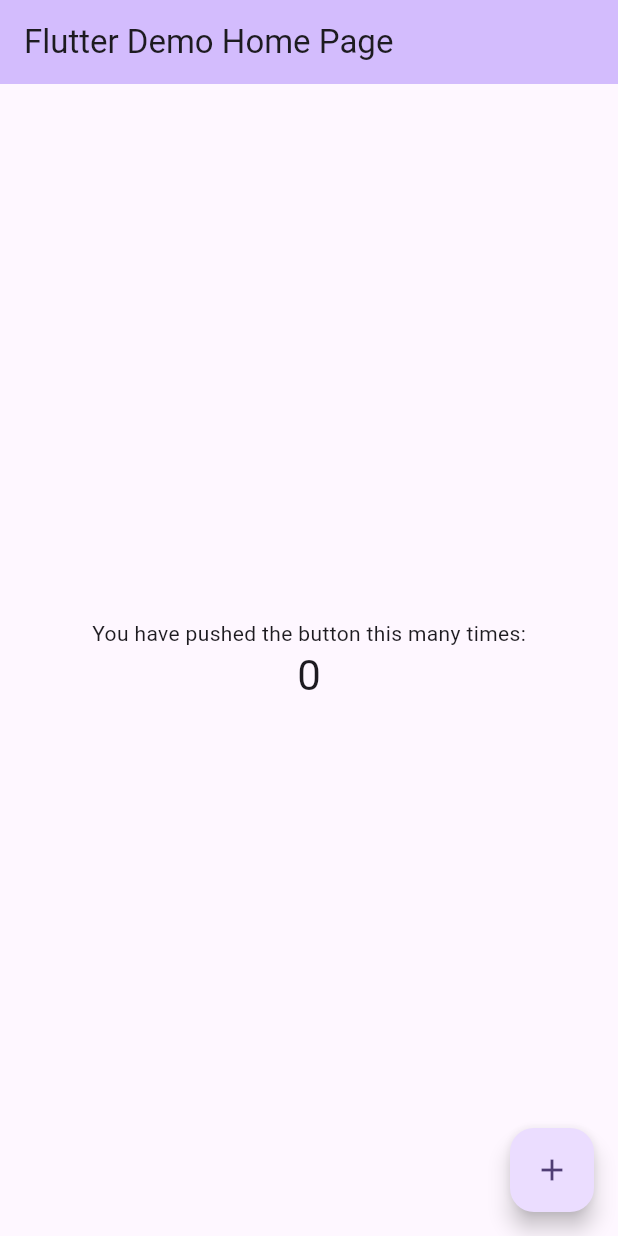
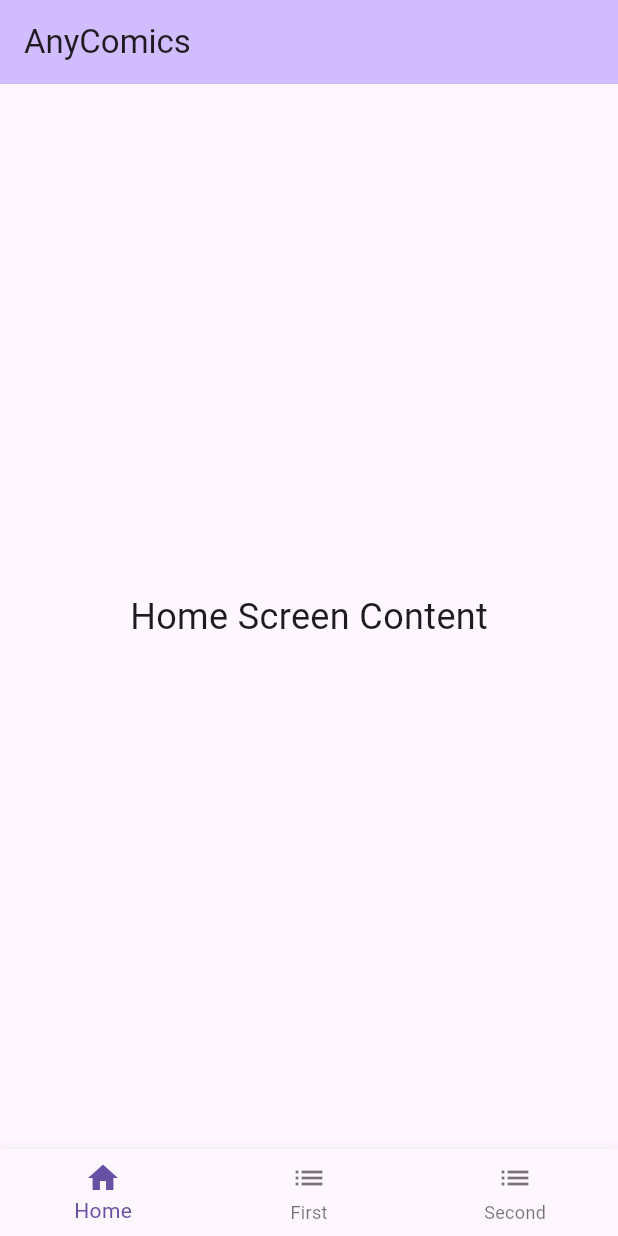
Before and after one commit to IhsanSonz/anycomics, a Flutter app: the screen it shows after launch, on a phone screen of 412 x 824 dp. Run offline on Flutter 3.47's test engine with Material 3 defaults, Android fonts, the light colour scheme and no system bars.

Commit message:
feat: adding bottom nav

```diff
--- a/lib/main.dart
+++ b/lib/main.dart
@@ -1,122 +1,7 @@
 import 'package:flutter/material.dart';
+
+import 'package:anycomics/src/app.dart';
 
 void main() {
   runApp(const MyApp());
 }
-
-class MyApp extends StatelessWidget {
-  const MyApp({super.key});
-
-  // This widget is the root of your application.
-  @override
-  Widget build(BuildContext context) {
-    return MaterialApp(
-      title: 'Flutter Demo',
-      theme: ThemeData(
-        // This is the theme of your application.
-        //
-        // TRY THIS: Try running your application with "flutter run". You'll see
-        // the application has a purple toolbar. Then, without quitting the app,
-        // try changing the seedColor in the colorScheme below to Colors.green
-        // and then invoke "hot reload" (save your changes or press the "hot
-        // reload" button in a Flutter-supported IDE, or press "r" if you used
-        // the command line to start the app).
-        //
-        // Notice that the counter didn't reset back to zero; the application
-        // state is not lost during the reload. To reset the state, use hot
-        // restart instead.
-        //
-        // This works for code too, not just values: Most code changes can be
-        // tested with just a hot reload.
-        colorScheme: ColorScheme.fromSeed(seedColor: Colors.deepPurple),
-      ),
-      home: const MyHomePage(title: 'Flutter Demo Home Page'),
-    );
-  }
-}
-
-class MyHomePage extends StatefulWidget {
-  const MyHomePage({super.key, required this.title});
-
-  // This widget is the home page of your application. It is stateful, meaning
-  // that it has a State object (defined below) that contains fields that affect
-  // how it looks.
-
-  // This class is the configuration for the state. It holds the values (in this
-  // case the title) provided by the parent (in this case the App widget) and
-  // used by the build method of the State. Fields in a Widget subclass are
-  // always marked "final".
-
-  final String title;
-
-  @override
-  State<MyHomePage> createState() => _MyHomePageState();
-}
-
-class _MyHomePageState extends State<MyHomePage> {
-  int _counter = 0;
-
-  void _incrementCounter() {
-    setState(() {
-      // This call to setState tells the Flutter framework that something has
-      // changed in this State, which causes it to rerun the build method below
-      // so that the display can reflect the updated values. If we changed
-      // _counter without calling setState(), then the build method would not be
-      // called again, and so nothing would appear to happen.
-      _counter++;
-    });
-  }
-
-  @override
-  Widget build(BuildContext context) {
-    // This method is rerun every time setState is called, for instance as done
-    // by the _incrementCounter method above.
-    //
-    // The Flutter framework has been optimized to make rerunning build methods
-    // fast, so that you can just rebuild anything that needs updating rather
-    // than having to individually change instances of widgets.
-    return Scaffold(
-      appBar: AppBar(
-        // TRY THIS: Try changing the color here to a specific color (to
-        // Colors.amber, perhaps?) and trigger a hot reload to see the AppBar
-        // change color while the other colors stay the same.
-        backgroundColor: Theme.of(context).colorScheme.inversePrimary,
-        // Here we take the value from the MyHomePage object that was created by
-        // the App.build method, and use it to set our appbar title.
-        title: Text(widget.title),
-      ),
-      body: Center(
-        // Center is a layout widget. It takes a single child and positions it
-        // in the middle of the parent.
-        child: Column(
-          // Column is also a layout widget. It takes a list of children and
-          // arranges them vertically. By default, it sizes itself to fit its
-          // children horizontally, and tries to be as tall as its parent.
-          //
-          // Column has various properties to control how it sizes itself and
-          // how it positions its children. Here we use mainAxisAlignment to
-          // center the children vertically; the main axis here is the vertical
-          // axis because Columns are vertical (the cross axis would be
-          // horizontal).
-          //
-          // TRY THIS: Invoke "debug painting" (choose the "Toggle Debug Paint"
-          // action in the IDE, or press "p" in the console), to see the
-          // wireframe for each widget.
-          mainAxisAlignment: MainAxisAlignment.center,
-          children: <Widget>[
-            const Text('You have pushed the button this many times:'),
-            Text(
-              '$_counter',
-              style: Theme.of(context).textTheme.headlineMedium,
-            ),
-          ],
-        ),
-      ),
-      floatingActionButton: FloatingActionButton(
-        onPressed: _incrementCounter,
-        tooltip: 'Increment',
-        child: const Icon(Icons.add),
-      ), // This trailing comma makes auto-formatting nicer for build methods.
-    );
-  }
-}
--- /dev/null
+++ b/lib/src/app.dart
@@ -0,0 +1,52 @@
+import 'package:anycomics/src/pages/pages.dart';
+import 'package:flutter/material.dart';
+
+class MyApp extends StatelessWidget {
+  const MyApp({super.key});
+
+  @override
+  Widget build(BuildContext context) {
+    return MaterialApp(home: AppPage());
+  }
+}
+
+class AppPage extends StatefulWidget {
+  const AppPage({super.key});
+
+  @override
+  State<AppPage> createState() => _AppPageState();
+}
+
+class _AppPageState extends State<AppPage> {
+  int _selectedIndex = 0;
+
+  final String title = 'AnyComics';
+  final List<Widget> _router = [HomePage(), FirstPage(), SecondPage()];
+
+  void _onItemTapped(int index) {
+    setState(() {
+      _selectedIndex = index;
+    });
+  }
+
+  @override
+  Widget build(BuildContext context) {
+    print(_selectedIndex);
+    return Scaffold(
+      appBar: AppBar(
+        backgroundColor: Theme.of(context).colorScheme.inversePrimary,
+        title: Text(title),
+      ),
+      body: _router[_selectedIndex],
+      bottomNavigationBar: BottomNavigationBar(
+        items: const <BottomNavigationBarItem>[
+          BottomNavigationBarItem(icon: Icon(Icons.home), label: 'Home'),
+          BottomNavigationBarItem(icon: Icon(Icons.list), label: 'First'),
+          BottomNavigationBarItem(icon: Icon(Icons.list), label: 'Second'),
+        ],
+        currentIndex: _selectedIndex,
+        onTap: _onItemTapped,
+      ),
+    );
+  }
+}
--- /dev/null
+++ b/lib/src/pages/first_page.dart
@@ -0,0 +1,14 @@
+part of 'pages.dart';
+
+class FirstPage extends StatelessWidget {
+  const FirstPage({super.key});
+
+  @override
+  Widget build(BuildContext context) {
+    return Scaffold(
+      body: Center(
+        child: Text('First Screen Content', style: TextStyle(fontSize: 24)),
+      ),
+    );
+  }
+}
--- /dev/null
+++ b/lib/src/pages/home_page.dart
@@ -0,0 +1,14 @@
+part of 'pages.dart';
+
+class HomePage extends StatelessWidget {
+  const HomePage({super.key});
+
+  @override
+  Widget build(BuildContext context) {
+    return Scaffold(
+      body: Center(
+        child: Text('Home Screen Content', style: TextStyle(fontSize: 24)),
+      ),
+    );
+  }
+}
--- /dev/null
+++ b/lib/src/pages/pages.dart
@@ -0,0 +1,5 @@
+import 'package:flutter/material.dart';
+
+part 'home_page.dart';
+part 'first_page.dart';
+part 'second_page.dart';
--- /dev/null
+++ b/lib/src/pages/second_page.dart
@@ -0,0 +1,14 @@
+part of 'pages.dart';
+
+class SecondPage extends StatelessWidget {
+  const SecondPage({super.key});
+
+  @override
+  Widget build(BuildContext context) {
+    return Scaffold(
+      body: Center(
+        child: Text('Second Screen Content', style: TextStyle(fontSize: 24)),
+      ),
+    );
+  }
+}
```
